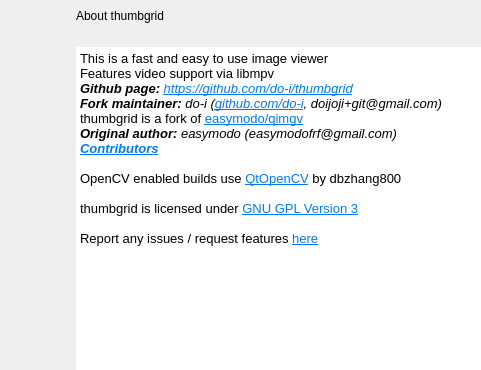
Above: src/gui/dialogs/settingsdialog.ui from do-i/thumbgrid before the change; both pictures show x 112 to 593 and y 0 to 370 of the 783 by 741 pixel window. Below: the same form after it.
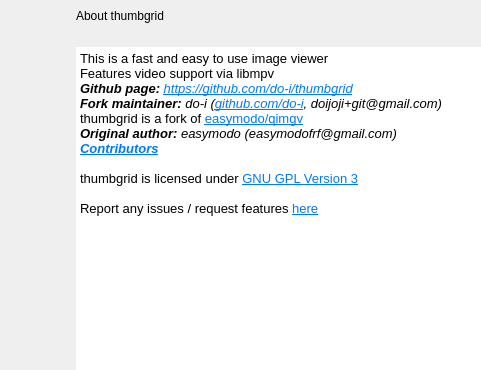
That is the form after the change. The open tabs and pages were chosen to show the change. Custom widgets are drawn as their Qt base class.

Commit message: Remove OpenCV: the High quality filter (default) is now our own bicubic, and below half size Qt smooth scaling plus our unsharp mask, which matches the old OpenCV look within one level; stored OpenCV filter values migrate, the never-released engine toggle is dropped, and sharpen no longer races to detach a shared image across threads

Diff of the .ui file:
```diff
--- a/src/gui/dialogs/settingsdialog.ui
+++ b/src/gui/dialogs/settingsdialog.ui
@@ -5397,8 +5397,6 @@
 &lt;p style=&quot; margin-top:0px; margin-bottom:0px; margin-left:0px; margin-right:0px; -qt-block-indent:0; text-indent:0px;&quot;&gt;&lt;span style=&quot; font-family:'MS Shell Dlg 2'; font-size:10pt; font-weight:600; font-style:italic;&quot;&gt;Original author:&lt;/span&gt;&lt;span style=&quot; font-family:'MS Shell Dlg 2'; font-size:10pt; font-style:italic;&quot;&gt; easymodo (easymodofrf@gmail.com)&lt;/span&gt;&lt;/p&gt;
 &lt;p style=&quot; margin-top:0px; margin-bottom:0px; margin-left:0px; margin-right:0px; -qt-block-indent:0; text-indent:0px;&quot;&gt;&lt;a href=&quot;https://github.com/easymodo/qimgv/graphs/contributors&quot;&gt;&lt;span style=&quot; font-family:'MS Shell Dlg 2'; font-size:10pt; font-weight:600; font-style:italic; text-decoration: underline; color:#007af4;&quot;&gt;Contributors&lt;/span&gt;&lt;/a&gt;&lt;/p&gt;
 &lt;p style=&quot;-qt-paragraph-type:empty; margin-top:0px; margin-bottom:0px; margin-left:0px; margin-right:0px; -qt-block-indent:0; text-indent:0px; font-family:'MS Shell Dlg 2'; font-size:10pt; font-weight:600; font-style:italic; text-decoration: underline; color:#007af4;&quot;&gt;&lt;br /&gt;&lt;/p&gt;
-&lt;p style=&quot; margin-top:0px; margin-bottom:0px; margin-left:0px; margin-right:0px; -qt-block-indent:0; text-indent:0px;&quot;&gt;&lt;span style=&quot; font-family:'MS Shell Dlg 2'; font-size:10pt;&quot;&gt;OpenCV enabled builds use &lt;/span&gt;&lt;a href=&quot;https://github.com/dbzhang800/QtOpenCV&quot;&gt;&lt;span style=&quot; font-family:'Ubuntu'; font-size:10pt; text-decoration: underline; color:#007af4;&quot;&gt;QtOpenCV&lt;/span&gt;&lt;/a&gt;&lt;span style=&quot; font-family:'MS Shell Dlg 2'; font-size:10pt;&quot;&gt; by dbzhang800&lt;/span&gt;&lt;/p&gt;
-&lt;p style=&quot;-qt-paragraph-type:empty; margin-top:0px; margin-bottom:0px; margin-left:0px; margin-right:0px; -qt-block-indent:0; text-indent:0px; font-family:'MS Shell Dlg 2'; font-size:10pt; font-weight:600; font-style:italic; text-decoration: underline; color:#007af4;&quot;&gt;&lt;br /&gt;&lt;/p&gt;
 &lt;p style=&quot; margin-top:0px; margin-bottom:0px; margin-left:0px; margin-right:0px; -qt-block-indent:0; text-indent:0px;&quot;&gt;&lt;span style=&quot; font-family:'MS Shell Dlg 2'; font-size:10pt;&quot;&gt;thumbgrid is licensed under &lt;/span&gt;&lt;a href=&quot;https://www.gnu.org/licenses/gpl-3.0.en.html&quot;&gt;&lt;span style=&quot; font-family:'Droid Sans'; font-size:10pt; text-decoration: underline; color:#007af4;&quot;&gt;GNU GPL Version 3&lt;/span&gt;&lt;/a&gt;&lt;/p&gt;
 &lt;p style=&quot;-qt-paragraph-type:empty; margin-top:0px; margin-bottom:0px; margin-left:0px; margin-right:0px; -qt-block-indent:0; text-indent:0px; font-family:'MS Shell Dlg 2'; font-size:10pt;&quot;&gt;&lt;br /&gt;&lt;/p&gt;
 &lt;p style=&quot; margin-top:0px; margin-bottom:0px; margin-left:0px; margin-right:0px; -qt-block-indent:0; text-indent:0px;&quot;&gt;&lt;span style=&quot; font-family:'MS Shell Dlg 2'; font-size:10pt;&quot;&gt;Report any issues / request features &lt;/span&gt;&lt;a href=&quot;https://github.com/do-i/thumbgrid/issues&quot;&gt;&lt;span style=&quot; font-family:'Droid Sans'; font-size:10pt; text-decoration: underline; color:#007af4;&quot;&gt;here&lt;/span&gt;&lt;/a&gt;&lt;/p&gt;&lt;/body&gt;&lt;/html&gt;</string>
```
The commit also changes 25 other files.
